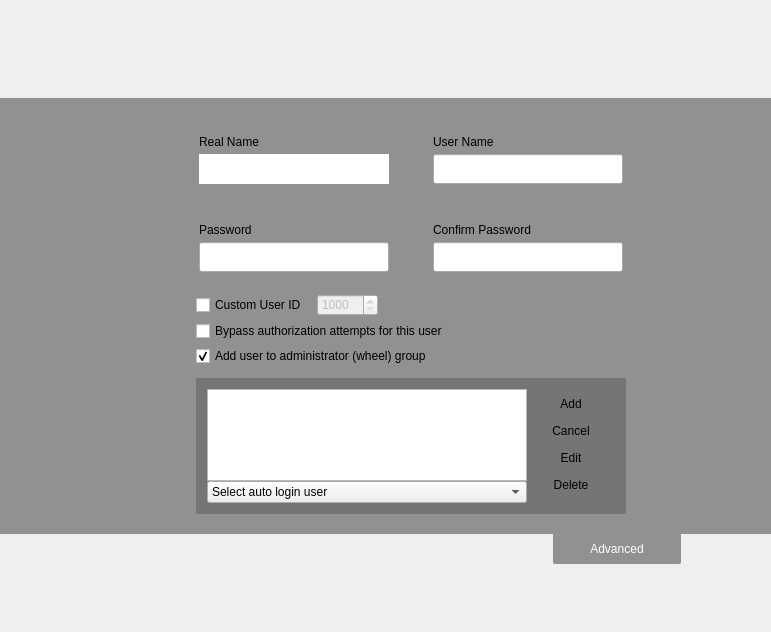
The window that yali/gui/Ui/setupuserswidget.ui (dadas45li/yali) describes before a commit, drawn with Qt 5.
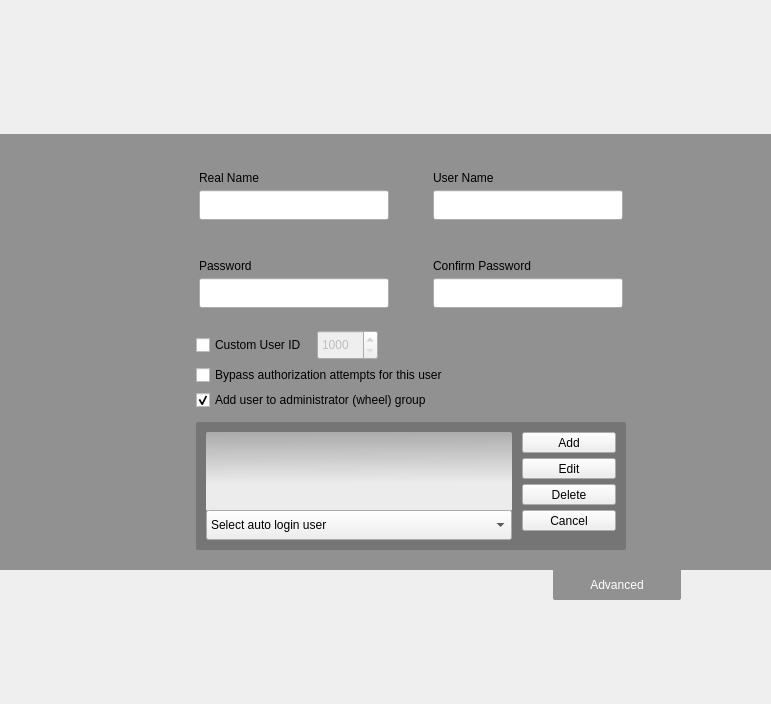
The same window after the commit. Icons and pictures are not drawn.

Commit message: modify users screen

Patch:
```diff
--- a/yali/gui/Ui/setupuserswidget.ui
+++ b/yali/gui/Ui/setupuserswidget.ui
@@ -7,7 +7,7 @@
     <x>0</x>
     <y>0</y>
     <width>771</width>
-    <height>632</height>
+    <height>704</height>
    </rect>
   </property>
   <property name="windowTitle">
@@ -24,7 +24,22 @@
 
 #groupBox_3 { 
 	border-top: 0px solid rgba(255,255,255,30);
-}</string>
+}
+
+
+QListView {
+       show-decoration-selected: 1; /* make the selection span the entire width of the view */
+       color: #444444;
+       background-color: qlineargradient(spread:pad, x1:0.5, y1:0, x2:0.516304, y2:0.653, stop:0 rgba(171, 171, 171, 255), stop:1 rgba(255, 255, 255, 220));
+       border-radius: 2px;
+
+	   font-weight: bold;
+ }
+
+
+
+
+</string>
   </property>
   <layout class="QVBoxLayout" name="verticalLayout_4">
    <property name="spacing">
@@ -367,7 +382,7 @@
                <string notr="true"/>
               </property>
               <property name="frame">
-               <bool>false</bool>
+               <bool>true</bool>
               </property>
               <property name="placeholderText">
                <string/>
@@ -618,6 +633,12 @@
                       <verstretch>0</verstretch>
                      </sizepolicy>
                     </property>
+                    <property name="minimumSize">
+                     <size>
+                      <width>0</width>
+                      <height>30</height>
+                     </size>
+                    </property>
                     <property name="minimum">
                      <number>1000</number>
                     </property>
@@ -705,10 +726,16 @@
                    <enum>QFrame::Raised</enum>
                   </property>
                   <layout class="QVBoxLayout" name="verticalLayout_5">
+                   <property name="spacing">
+                    <number>0</number>
+                   </property>
+                   <property name="margin">
+                    <number>10</number>
+                   </property>
                    <item>
                     <layout class="QHBoxLayout" name="horizontalLayout_4">
                      <property name="spacing">
-                      <number>0</number>
+                      <number>10</number>
                      </property>
                      <property name="leftMargin">
                       <number>0</number>
@@ -727,25 +754,56 @@
                        <item>
                         <widget class="QListWidget" name="userList">
                          <property name="sizePolicy">
-                          <sizepolicy hsizetype="Fixed" vsizetype="Fixed">
+                          <sizepolicy hsizetype="Expanding" vsizetype="Fixed">
                            <horstretch>0</horstretch>
                            <verstretch>0</verstretch>
                           </sizepolicy>
                          </property>
                          <property name="minimumSize">
                           <size>
-                           <width>320</width>
-                           <height>0</height>
+                           <width>300</width>
+                           <height>79</height>
                           </size>
                          </property>
                          <property name="maximumSize">
                           <size>
-                           <width>320</width>
-                           <height>100</height>
+                           <width>16777215</width>
+                           <height>79</height>
                           </size>
                          </property>
+                         <property name="frameShape">
+                          <enum>QFrame::StyledPanel</enum>
+                         </property>
+                         <property name="frameShadow">
+                          <enum>QFrame::Plain</enum>
+                         </property>
+                         <property name="alternatingRowColors">
+                          <bool>false</bool>
+                         </property>
+                         <property name="iconSize">
+                          <size>
+                           <width>32</width>
+                           <height>32</height>
+                          </size>
+                         </property>
+                         <property name="currentRow">
+                          <number>-1</number>
+                         </property>
                         </widget>
                        </item>
+                       <item>
+                        <spacer name="verticalSpacer_20">
+                         <property name="orientation">
+                          <enum>Qt::Vertical</enum>
+                         </property>
+                         <property name="sizeHint" stdset="0">
+                          <size>
+                           <width>20</width>
+                           <height>10</height>
+                          </size>
+                         </property>
+                        </spacer>
+                       </item>
                        <item>
                         <widget class="QComboBox" name="autoLogin">
                          <property name="sizePolicy">
@@ -756,13 +814,13 @@
                          </property>
                          <property name="minimumSize">
                           <size>
-                           <width>320</width>
-                           <height>0</height>
+                           <width>300</width>
+                           <height>30</height>
                           </size>
                          </property>
                          <property name="maximumSize">
                           <size>
-                           <width>320</width>
+                           <width>16777215</width>
                            <height>16777215</height>
                           </size>
                          </property>
@@ -776,6 +834,19 @@
                          </item>
                         </widget>
                        </item>
+                       <item>
+                        <spacer name="verticalSpacer_17">
+                         <property name="orientation">
+                          <enum>Qt::Vertical</enum>
+                         </property>
+                         <property name="sizeHint" stdset="0">
+                          <size>
+                           <width>20</width>
+                           <height>0</height>
+                          </size>
+                         </property>
+                        </spacer>
+                       </item>
                       </layout>
                      </item>
                      <item>
@@ -786,6 +857,18 @@
                          <verstretch>0</verstretch>
                         </sizepolicy>
                        </property>
+                       <property name="minimumSize">
+                        <size>
+                         <width>0</width>
+                         <height>0</height>
+                        </size>
+                       </property>
+                       <property name="maximumSize">
+                        <size>
+                         <width>94</width>
+                         <height>16777215</height>
+                        </size>
+                       </property>
                        <property name="frameShape">
                         <enum>QFrame::NoFrame</enum>
                        </property>
@@ -796,16 +879,7 @@
                         <property name="spacing">
                          <number>0</number>
                         </property>
-                        <property name="leftMargin">
-                         <number>0</number>
-                        </property>
-                        <property name="topMargin">
-                         <number>4</number>
-                        </property>
-                        <property name="rightMargin">
-                         <number>0</number>
-                        </property>
-                        <property name="bottomMargin">
+                        <property name="margin">
                          <number>0</number>
                         </property>
                         <item>
@@ -817,15 +891,18 @@
                            <number>0</number>
                           </property>
                           <item>
-                           <widget class="QPushButton" name="createButton">
+                           <widget class="QToolButton" name="createButton">
                             <property name="sizePolicy">
-                             <sizepolicy hsizetype="Fixed" vsizetype="Fixed">
+                             <sizepolicy hsizetype="Expanding" vsizetype="Fixed">
                               <horstretch>0</horstretch>
                               <verstretch>0</verstretch>
                              </sizepolicy>
                             </property>
-                            <property name="toolTip">
-                             <string>Add</string>
+                            <property name="maximumSize">
+                             <size>
+                              <width>16777215</width>
+                              <height>16777215</height>
+                             </size>
                             </property>
                             <property name="text">
                              <string>Add</string>
@@ -834,34 +911,89 @@
                              <iconset>
                               <normaloff>:/gui/pics/list-add.png</normaloff>:/gui/pics/list-add.png</iconset>
                             </property>
-                            <property name="flat">
-                             <bool>true</bool>
+                            <property name="popupMode">
+                             <enum>QToolButton::DelayedPopup</enum>
                             </property>
+                            <property name="toolButtonStyle">
+                             <enum>Qt::ToolButtonTextBesideIcon</enum>
+                            </property>
+                            <property name="autoRaise">
+                             <bool>false</bool>
+                            </property>
                            </widget>
                           </item>
                           <item>
-                           <widget class="QPushButton" name="cancelButton">
+                           <widget class="QToolButton" name="editButton">
                             <property name="sizePolicy">
-                             <sizepolicy hsizetype="Fixed" vsizetype="Fixed">
+                             <sizepolicy hsizetype="Expanding" vsizetype="Fixed">
                               <horstretch>0</horstretch>
                               <verstretch>0</verstretch>
                              </sizepolicy>
                             </property>
-                            <property name="minimumSize">
+                            <property name="maximumSize">
                              <size>
-                              <width>0</width>
-                              <height>0</height>
+                              <width>16777215</width>
+                              <height>16777215</height>
                              </size>
                             </property>
+                            <property name="text">
+                             <string>Edit</string>
+                            </property>
+                            <property name="icon">
+                             <iconset resource="../../../../yali-theme-pardus/data.qrc">
+                              <normaloff>:/gui/pics/user-group-properties.png</normaloff>:/gui/pics/user-group-properties.png</iconset>
+                            </property>
+                            <property name="toolButtonStyle">
+                             <enum>Qt::ToolButtonTextBesideIcon</enum>
+                            </property>
+                           </widget>
+                          </item>
+                          <item>
+                           <widget class="QToolButton" name="deleteButton">
+                            <property name="sizePolicy">
+                             <sizepolicy hsizetype="Expanding" vsizetype="Fixed">
+                              <horstretch>0</horstretch>
+                              <verstretch>0</verstretch>
+                             </sizepolicy>
+                            </property>
                             <property name="maximumSize">
                              <size>
                               <width>16777215</width>
                               <height>16777215</height>
                              </size>
                             </property>
-                            <property name="toolTip">
-                             <string>Cancel</string>
+                            <property name="text">
+                             <string>Delete</string>
                             </property>
+                            <property name="icon">
+                             <iconset resource="../../../../yali-theme-pardus/data.qrc">
+                              <normaloff>:/gui/pics/user-group-delete.png</normaloff>:/gui/pics/user-group-delete.png</iconset>
+                            </property>
+                            <property name="popupMode">
+                             <enum>QToolButton::DelayedPopup</enum>
+                            </property>
+                            <property name="toolButtonStyle">
+                             <enum>Qt::ToolButtonTextBesideIcon</enum>
+                            </property>
+                            <property name="autoRaise">
+                             <bool>false</bool>
+                            </property>
+                           </widget>
+                          </item>
+                          <item>
+                           <widget class="QToolButton" name="cancelButton">
+                            <property name="sizePolicy">
+                             <sizepolicy hsizetype="Expanding" vsizetype="Fixed">
+                              <horstretch>0</horstretch>
+                              <verstretch>0</verstretch>
+                             </sizepolicy>
+                            </property>
+                            <property name="maximumSize">
+                             <size>
+                              <width>16777215</width>
+                              <height>16777215</height>
+                             </size>
+                            </property>
                             <property name="text">
                              <string>Cancel</string>
                             </property>
@@ -869,72 +1001,20 @@
                              <iconset>
                               <normaloff>:/gui/pics/dialog-cancel.png</normaloff>:/gui/pics/dialog-cancel.png</iconset>
                             </property>
-                            <property name="flat">
-                             <bool>true</bool>
+                            <property name="toolButtonStyle">
+                             <enum>Qt::ToolButtonTextBesideIcon</enum>
                             </property>
                            </widget>
                           </item>
                           <item>
-                           <widget class="QPushButton" name="editButton">
-                            <property name="sizePolicy">
-                             <sizepolicy hsizetype="Fixed" vsizetype="Fixed">
-                              <horstretch>0</horstretch>
-                              <verstretch>0</verstretch>
-                             </sizepolicy>
-                            </property>
-                            <property name="toolTip">
-                             <string>Edit</string>
-                            </property>
-                            <property name="text">
-                             <string>Edit</string>
-                            </property>
-                            <property name="icon">
-                             <iconset>
-                              <normaloff>:/gui/pics/document-edit.png</normaloff>:/gui/pics/document-edit.png</iconset>
-                            </property>
-                            <property name="flat">
-                             <bool>true</bool>
-                            </property>
-                           </widget>
-                          </item>
-                          <item>
-                           <widget class="QPushButton" name="deleteButton">
-                            <property name="sizePolicy">
-                             <sizepolicy hsizetype="Fixed" vsizetype="Fixed">
-                              <horstretch>0</horstretch>
-                              <verstretch>0</verstretch>
-                             </sizepolicy>
-                            </property>
-                            <property name="minimumSize">
-                             <size>
-                              <width>0</width>
-                              <height>0</height>
-                             </size>
-                            </property>
-                            <property name="toolTip">
-                             <string>Delete</string>
-                            </property>
-                            <property name="text">
-                             <string>Delete</string>
-                            </property>
-                            <property name="icon">
-                             <iconset>
-                              <normaloff>:/gui/pics/draw-eraser.png</normaloff>:/gui/pics/draw-eraser.png</iconset>
-                            </property>
-                            <property name="flat">
-                             <bool>true</bool>
-                            </property>
-                           </widget>
-                          </item>
-                          <item>
-                           <spacer name="verticalSpacer_17">
+                           <spacer name="verticalSpacer_19">
                             <property name="orientation">
                              <enum>Qt::Vertical</enum>
                             </property>
                             <property name="sizeHint" stdset="0">
                              <size>
                               <width>20</width>
-                              <height>40</height>
+                              <height>0</height>
                              </size>
                             </property>
                            </spacer>
```
Left out of the diff: 16 changed lines with no effect on the pictures. The commit also changes 1 other file.
